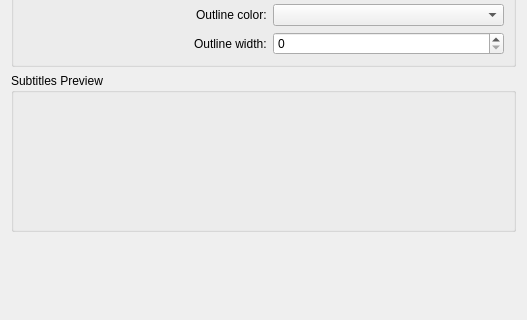
Above: src/configs/playerconfigwidget.ui from maxrd2/SubtitleComposer before the change; both pictures show x 0 to 527 and y 324 to 644 of the 527 by 644 pixel window. Below: the same form after it.
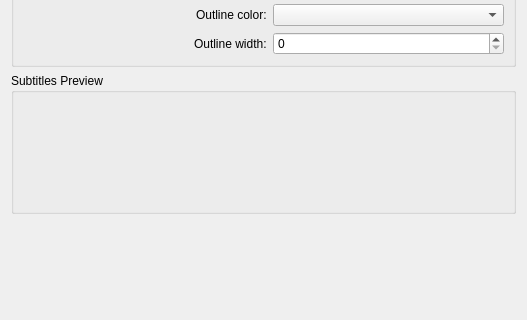
That is the form after the change. Custom widgets are drawn as their Qt base class.

```diff
--- a/src/configs/playerconfigwidget.ui
+++ b/src/configs/playerconfigwidget.ui
@@ -204,14 +204,11 @@
      </property>
      <layout class="QGridLayout" name="gridLayout_3">
       <item row="0" column="0">
-       <widget class="QWidget" name="m_layeredWidget" native="true">
-        <layout class="QGridLayout" name="gridLayout_4">
-         <item row="0" column="0">
           <widget class="SubtitleComposer::TextOverlayWidget" name="m_textOverlayWidget" native="true">
            <property name="sizePolicy">
             <sizepolicy hsizetype="Expanding" vsizetype="Expanding">
-             <horstretch>0</horstretch>
-             <verstretch>0</verstretch>
+          <horstretch>2</horstretch>
+          <verstretch>2</verstretch>
             </sizepolicy>
            </property>
            <property name="minimumSize">
@@ -220,9 +217,6 @@
              <height>100</height>
             </size>
            </property>
-          </widget>
-         </item>
-        </layout>
        </widget>
       </item>
      </layout>
```
Lines whose indentation alone changed are shown as unchanged.
